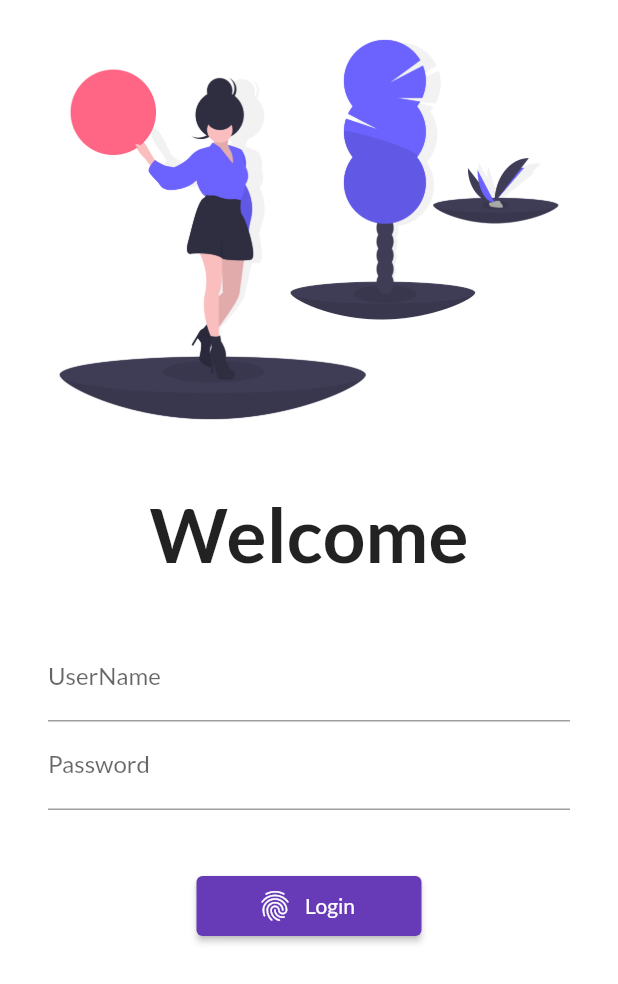
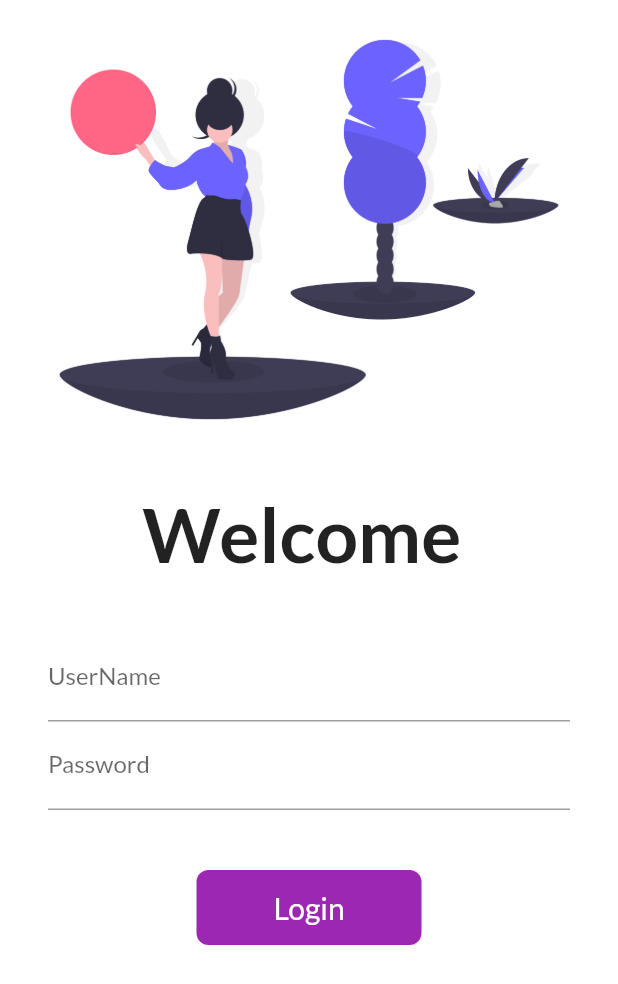
Before and after one commit to Akhil-ps-dev/complete_flutter_catalog_app, a Flutter app: the screen it shows after launch, on a phone screen of 412 x 824 dp. Shown: the top 984 px of the screen. Run offline on Flutter 3.47's test engine with Material 2 defaults, Android fonts, the phone set to English and light mode, and no system bars; our stand-ins replace google_fonts.

Commit message:
day 5 completed

```diff
--- a/lib/pages/login_page.dart
+++ b/lib/pages/login_page.dart
@@ -1,8 +1,14 @@
 import 'package:flutter/material.dart';
 import 'package:flutter_catalog/utils/routes.dart';
 
-class LoginPage extends StatelessWidget {
-  const LoginPage({Key? key}) : super(key: key);
+class LoginPage extends StatefulWidget {
+  @override
+  State<LoginPage> createState() => _LoginPageState();
+}
+
+class _LoginPageState extends State<LoginPage> {
+  String name = "";
+  bool changeButton = false;
 
   @override
   Widget build(BuildContext context) {
@@ -19,7 +25,7 @@ class LoginPage extends StatelessWidget {
               height: 20.0,
             ),
             Text(
-              'Welcome',
+              'Welcome $name',
               style: TextStyle(fontSize: 50, fontWeight: FontWeight.bold),
             ),
             SizedBox(
@@ -33,6 +39,10 @@ class LoginPage extends StatelessWidget {
                   TextFormField(
                     decoration: InputDecoration(
                         hintText: "Enter Username", labelText: "UserName"),
+                    onChanged: (value) {
+                      name = value;
+                      setState(() {});
+                    },
                   ),
                   TextFormField(
                     obscureText: true,
@@ -42,12 +52,39 @@ class LoginPage extends StatelessWidget {
                   SizedBox(
                     height: 40.0,
                   ),
-                  ElevatedButton.icon(
-                      style: TextButton.styleFrom(minimumSize: Size(150, 40)),
-                      onPressed: () =>
-                          Navigator.pushNamed(context, MyRoutes.homeRoute),
-                      icon: Icon(Icons.fingerprint),
-                      label: Text('Login'))
+                  InkWell(
+                    onTap: () async {
+                      setState(() {
+                        changeButton = true;
+                      });
+                      await Future.delayed(Duration(seconds: 2));
+                      Navigator.pushNamed(context, MyRoutes.homeRoute);
+                    },
+                    child: AnimatedContainer(
+                      duration: Duration(seconds: 1),
+                      width: changeButton ? 50 : 150,
+                      height: 50,
+                      alignment: Alignment.center,
+                      child: changeButton
+                          ? Icon(Icons.done)
+                          : Text(
+                              "Login",
+                              style:
+                                  TextStyle(color: Colors.white, fontSize: 20),
+                            ),
+                      decoration: BoxDecoration(
+                          color: Colors.purple,
+                          borderRadius:
+                              BorderRadius.circular(changeButton ? 50 : 8)),
+                    ),
+                  )
+
+                  // ElevatedButton.icon(
+                  //     style: TextButton.styleFrom(minimumSize: Size(150, 40)),
+                  //     onPressed: () =>
+                  //    Navigator.pushNamed(context, MyRoutes.homeRoute),
+                  //     icon: Icon(Icons.fingerprint),
+                  //     label: Text('Login'))
                 ],
               ),
             )
```
